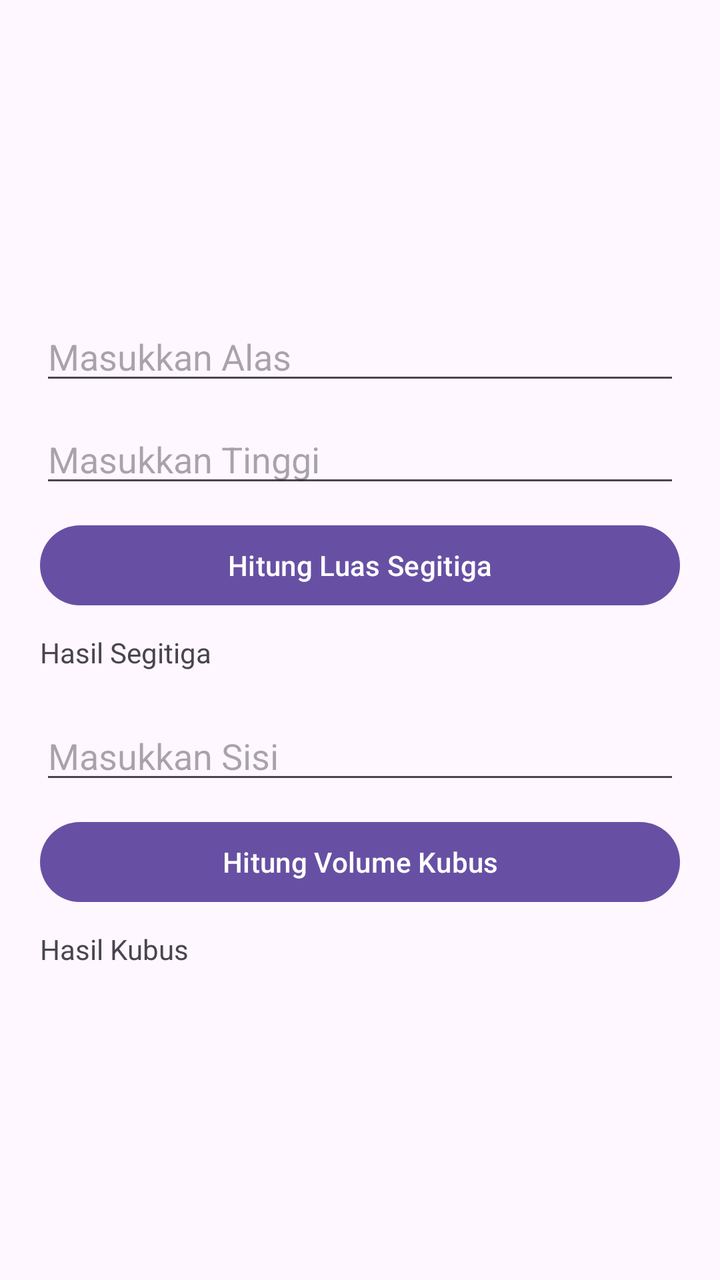
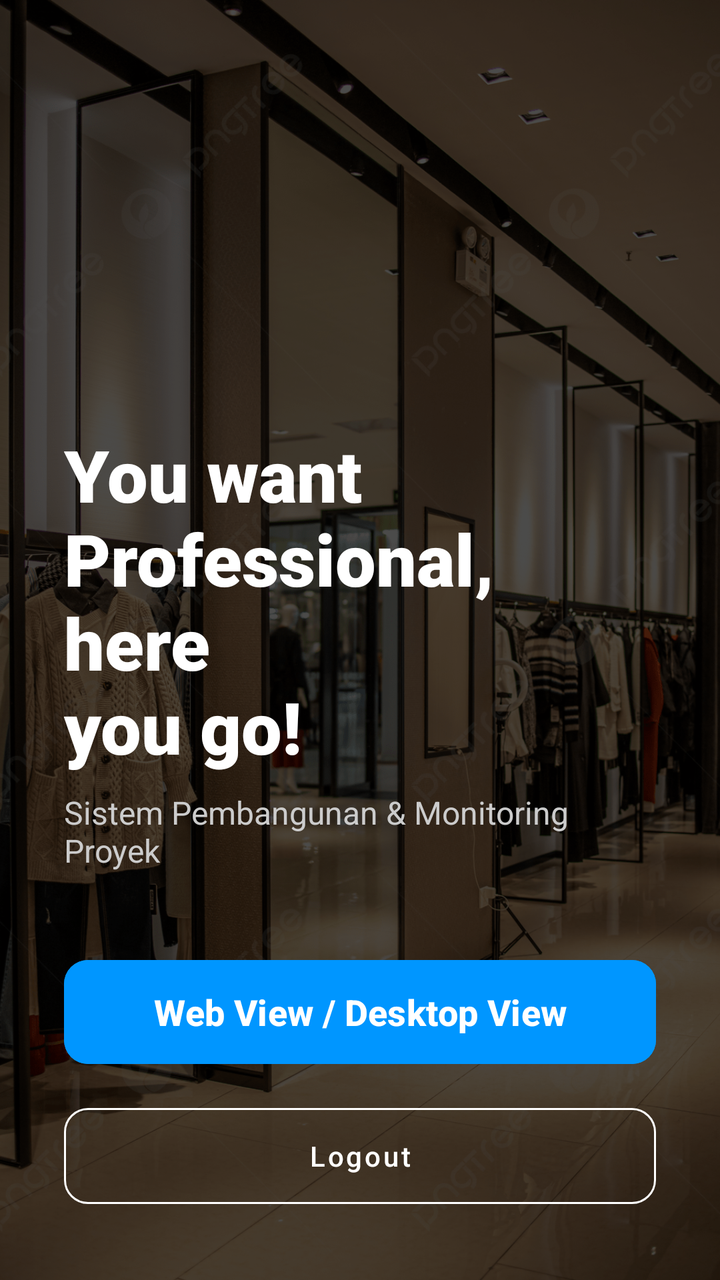

An Android layout rendered at two revisions. The XML below is the earlier revision; the diff shows what the commit changed to produce the second picture.
<!-- AndroidManifest.xml: application theme Theme.Azracore -->
<!-- res/layout/activity_main.xml -->
<?xml version="1.0" encoding="utf-8"?>
<ScrollView xmlns:android="http://schemas.android.com/apk/res/android"
    android:layout_width="match_parent"
    android:layout_height="match_parent"
    android:fillViewport="true">

    <LinearLayout
        android:layout_width="match_parent"
        android:layout_height="match_parent"
        android:gravity="center"
        android:orientation="vertical"
        android:padding="20dp">

        
        <LinearLayout
            android:orientation="vertical"
            android:layout_width="match_parent"
            android:layout_height="wrap_content">

            
            <EditText
                android:id="@+id/etAlas"
                android:hint="Masukkan Alas"
                android:inputType="numberDecimal"
                android:layout_width="match_parent"
                android:layout_height="wrap_content"
                android:layout_marginBottom="10dp"/>

            <EditText
                android:id="@+id/etTinggi"
                android:hint="Masukkan Tinggi"
                android:inputType="numberDecimal"
                android:layout_width="match_parent"
                android:layout_height="wrap_content"
                android:layout_marginBottom="10dp"/>

            <Button
                android:id="@+id/btnHitungSegitiga"
                android:text="Hitung Luas Segitiga"
                android:layout_width="match_parent"
                android:layout_height="wrap_content"
                android:layout_marginBottom="10dp"/>

            <TextView
                android:id="@+id/tvHasilSegitiga"
                android:text="Hasil Segitiga"
                android:layout_width="wrap_content"
                android:layout_height="wrap_content"
                android:layout_marginBottom="20dp"/>

            
            <EditText
                android:id="@+id/etSisi"
                android:hint="Masukkan Sisi"
                android:inputType="numberDecimal"
                android:layout_width="match_parent"
                android:layout_height="wrap_content"
                android:layout_marginBottom="10dp"/>

            <Button
                android:id="@+id/btnHitungKubus"
                android:text="Hitung Volume Kubus"
                android:layout_width="match_parent"
                android:layout_height="wrap_content"
                android:layout_marginBottom="10dp"/>

            <TextView
                android:id="@+id/tvHasilKubus"
                android:text="Hasil Kubus"
                android:layout_width="wrap_content"
                android:layout_height="wrap_content"/>

        </LinearLayout>

    </LinearLayout>
</ScrollView>
<!-- resources referenced by this layout -->
<resources>
  <style name="Theme.Azracore" parent="Base.Theme.Azracore" />
  <style name="Base.Theme.Azracore" parent="Theme.Material3.DayNight.NoActionBar">
          
          
      </style>
</resources>

<!-- the commit's change to res/layout/activity_main.xml (unified diff, before → after) -->
@@ -1,76 +1,77 @@
 <?xml version="1.0" encoding="utf-8"?>
-<ScrollView xmlns:android="http://schemas.android.com/apk/res/android"
+<RelativeLayout xmlns:android="http://schemas.android.com/apk/res/android"
+    xmlns:app="http://schemas.android.com/apk/res-auto"
     android:layout_width="match_parent"
-    android:layout_height="match_parent"
-    android:fillViewport="true">
+    android:layout_height="match_parent">
+
+    <ImageView
+        android:layout_width="match_parent"
+        android:layout_height="match_parent"
+        android:scaleType="centerCrop"
+        android:src="@drawable/bg_main_proyek" />
+
+    <View
+        android:layout_width="match_parent"
+        android:layout_height="match_parent"
+        android:background="#B3000000" />
+
+    <androidx.appcompat.widget.Toolbar
+        android:id="@+id/toolbar"
+        android:layout_width="match_parent"
+        android:layout_height="?attr/actionBarSize"
+        android:background="@android:color/transparent"
+        app:titleTextColor="@color/white" />
 
     <LinearLayout
         android:layout_width="match_parent"
-        android:layout_height="match_parent"
+        android:layout_height="wrap_content"
+        android:layout_alignParentBottom="true"
         android:gravity="center"
         android:orientation="vertical"
-        android:padding="20dp">
+        android:padding="32dp">
 
-        
-        <LinearLayout
-            android:orientation="vertical"
+        <TextView
             android:layout_width="match_parent"
-            android:layout_height="wrap_content">
+            android:layout_height="wrap_content"
+            android:gravity="start"
+            android:text="You want\nProfessional, here\nyou go!"
+            android:textColor="@color/white"
+            android:textSize="36sp"
+            android:fontFamily="sans-serif-black"
+            android:textStyle="bold" />
 
-            
-            <EditText
-                android:id="@+id/etAlas"
-                android:hint="Masukkan Alas"
-                android:inputType="numberDecimal"
-                android:layout_width="match_parent"
-                android:layout_height="wrap_content"
-                android:layout_marginBottom="10dp"/>
+        <TextView
+            android:layout_width="match_parent"
+            android:layout_height="wrap_content"
+            android:layout_marginTop="8dp"
+            android:text="Sistem Pembangunan &amp; Monitoring Proyek"
+            android:textColor="#CCCCCC"
+            android:textSize="16sp" />
 
-            <EditText
-                android:id="@+id/etTinggi"
-                android:hint="Masukkan Tinggi"
-                android:inputType="numberDecimal"
-                android:layout_width="match_parent"
-                android:layout_height="wrap_content"
-                android:layout_marginBottom="10dp"/>
+        <Button
+            android:id="@+id/btnWebView"
+            android:layout_width="match_parent"
+            android:layout_height="60dp"
+            android:layout_marginTop="40dp"
+            android:backgroundTint="#0096FF"
+            android:text="Web View / Desktop View"
+            android:textAllCaps="false"
+            android:textSize="18sp"
+            android:textStyle="bold"
+            app:cornerRadius="12dp" />
 
-            <Button
-                android:id="@+id/btnHitungSegitiga"
-                android:text="Hitung Luas Segitiga"
-                android:layout_width="match_parent"
-                android:layout_height="wrap_content"
-                android:layout_marginBottom="10dp"/>
-
-            <TextView
-                android:id="@+id/tvHasilSegitiga"
-                android:text="Hasil Segitiga"
-                android:layout_width="wrap_content"
-                android:layout_height="wrap_content"
-                android:layout_marginBottom="20dp"/>
-
-            
-            <EditText
-                android:id="@+id/etSisi"
-                android:hint="Masukkan Sisi"
-                android:inputType="numberDecimal"
-                android:layout_width="match_parent"
-                android:layout_height="wrap_content"
-                android:layout_marginBottom="10dp"/>
-
-            <Button
-                android:id="@+id/btnHitungKubus"
-                android:text="Hitung Volume Kubus"
-                android:layout_width="match_parent"
-                android:layout_height="wrap_content"
-                android:layout_marginBottom="10dp"/>
-
-            <TextView
-                android:id="@+id/tvHasilKubus"
-                android:text="Hasil Kubus"
-                android:layout_width="wrap_content"
-                android:layout_height="wrap_content"/>
-
-        </LinearLayout>
+        <Button
+            android:id="@+id/btnLogout"
+            style="@style/Widget.MaterialComponents.Button.OutlinedButton"
+            android:layout_width="match_parent"
+            android:layout_height="60dp"
+            android:layout_marginTop="12dp"
+            android:text="Logout"
+            android:textAllCaps="false"
+            android:textColor="@color/white"
+            app:cornerRadius="12dp"
+            app:strokeColor="@color/white" />
 
     </LinearLayout>
-</ScrollView>
+
+</RelativeLayout>
<!-- resource entries referenced after the edit -->
@@ -1,5 +1,7 @@
 <!-- resources referenced by this layout -->
 <resources>
+  <color name="white">#FFFFFFFF</color>
+  <!-- drawable bg_main_proyek: jpg bitmap (drawable, 958140 bytes) -->
   <style name="Theme.Azracore" parent="Base.Theme.Azracore" />
   <style name="Base.Theme.Azracore" parent="Theme.Material3.DayNight.NoActionBar">
           
